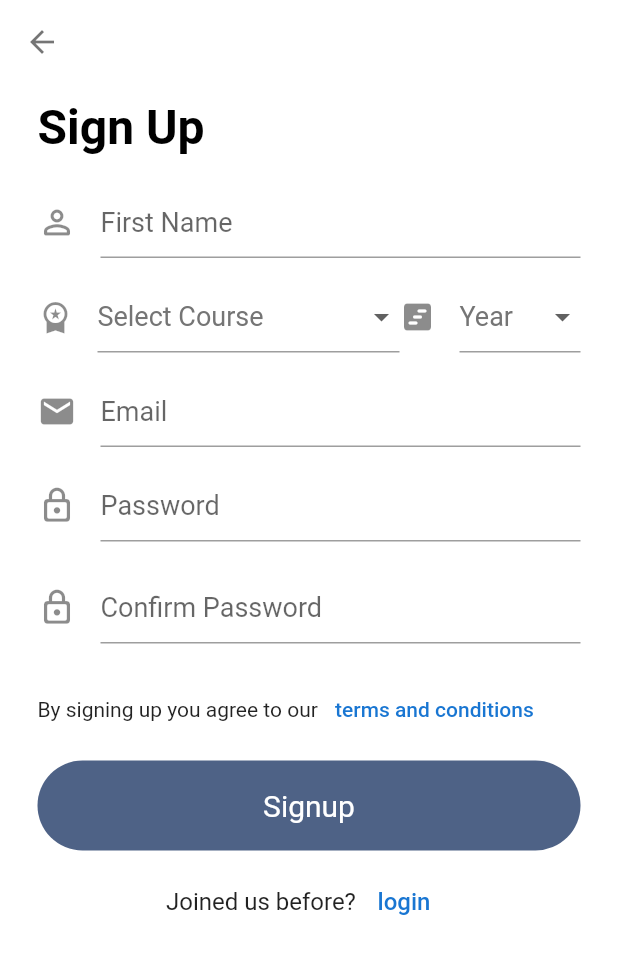
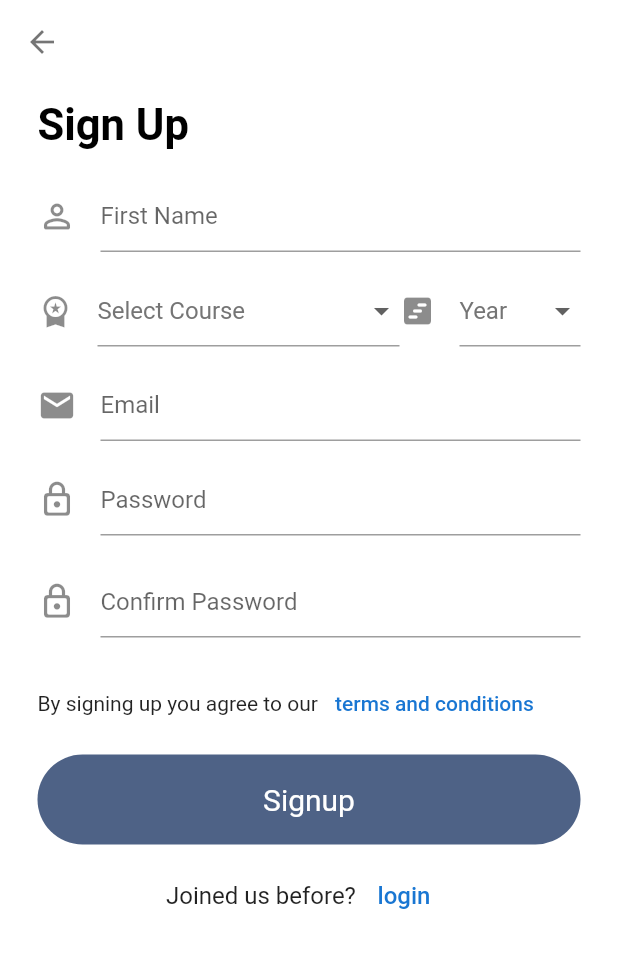
Before and after one commit to dev-vickie/denote, a Flutter app: the RegisterPage screen opened directly, on a phone screen of 412 x 824 dp. Shown: the top 954 px of the screen. Run offline on Flutter 3.47's test engine with Material 2 defaults, Android fonts, the light colour scheme and no system bars; our stand-ins replace google_nav_bar.

Commit message:
FR - UI changes

```diff
--- a/lib/auth/pages/register_page.dart
+++ b/lib/auth/pages/register_page.dart
@@ -106,7 +106,7 @@ class _RegisterPageState extends State<RegisterPage> {
                             }
                           },
                           style: TextStyle(
-                            fontSize: 18,
+                            fontSize: 16,
                             color: Colors.grey[600],
                           ),
                           decoration: const InputDecoration(
@@ -137,7 +137,7 @@ class _RegisterPageState extends State<RegisterPage> {
                             }
                           },
                           style: TextStyle(
-                            fontSize: 18,
+                            fontSize: 16,
                             color: Colors.grey[600],
                           ),
                           decoration: const InputDecoration(
--- a/lib/auth/widgets/custom_textfield.dart
+++ b/lib/auth/widgets/custom_textfield.dart
@@ -27,7 +27,7 @@ class _CustomTextFieldState extends State<CustomTextField> {
       decoration: InputDecoration(
         hintText: widget.hintText,
         hintStyle: const TextStyle(
-          fontSize: 18,
+          fontSize: 16,
         ),
         icon: Icon(
           widget.icon,
--- a/lib/auth/widgets/page_text.dart
+++ b/lib/auth/widgets/page_text.dart
@@ -9,7 +9,7 @@ class PageText extends StatelessWidget {
     return Text(
       pageTitle,
       style: const TextStyle(
-        fontSize: 32,
+        fontSize: 29,
         color: Colors.black,
         fontWeight: FontWeight.bold,
       ),
--- a/lib/homepages/docs_per_category.dart
+++ b/lib/homepages/docs_per_category.dart
@@ -3,7 +3,10 @@ import 'package:flutter/material.dart';
 
 class DocumentsInEachCategoy extends StatelessWidget {
   final String categoryName;
-  const DocumentsInEachCategoy({super.key, required this.categoryName});
+  const DocumentsInEachCategoy({
+    super.key,
+    required this.categoryName,
+  });
 
   @override
   Widget build(BuildContext context) {
```
Also changed, not shown: lib/auth/pages/login_page.dart (+2 -11 lines).
